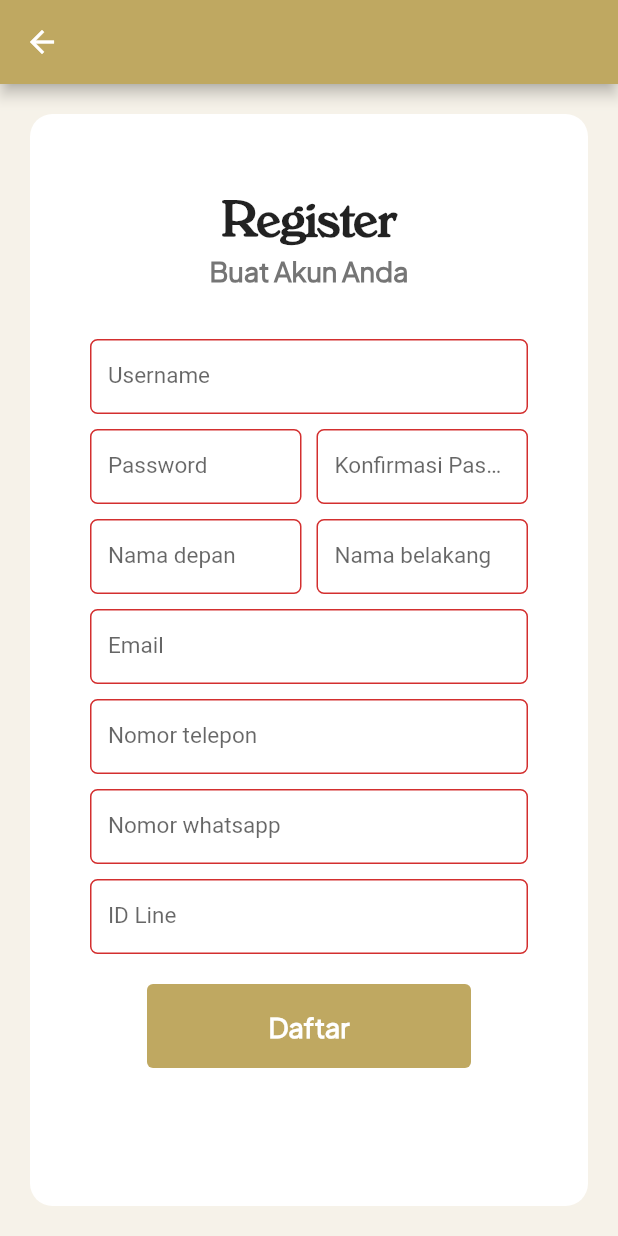
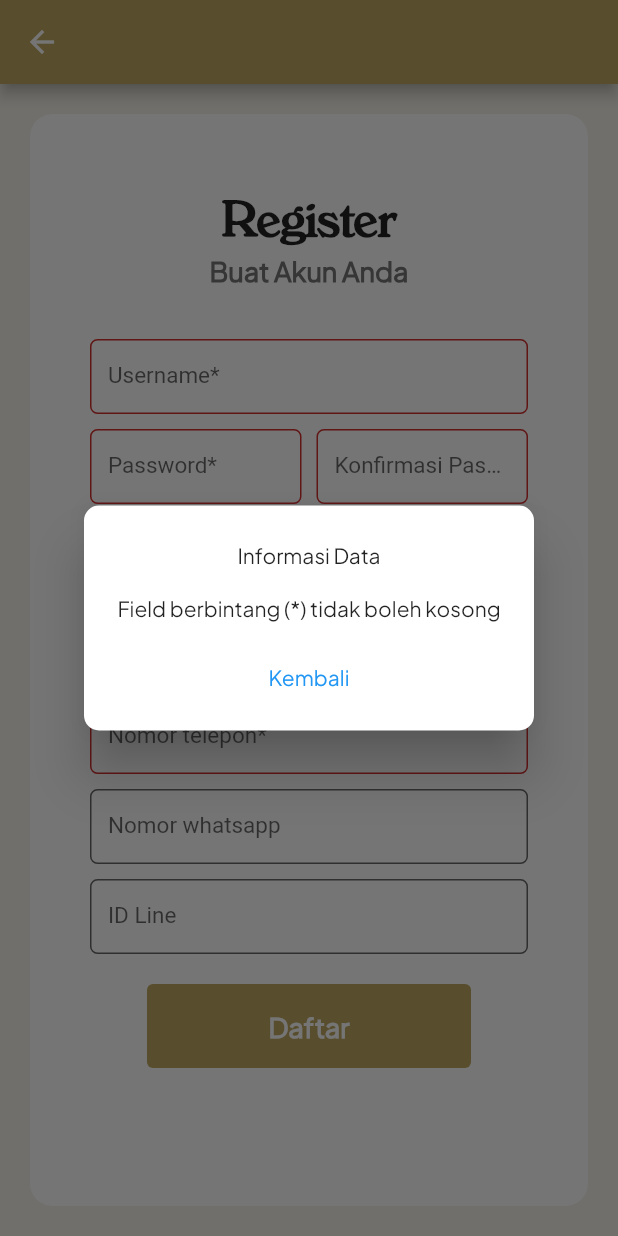
Before and after one commit to D10-PBP/Proyek-Akhir-Semester, a Flutter app: the RegisterPage screen opened directly, after a tap on "Daftar", on a phone screen of 412 x 824 dp. Run offline on Flutter 3.47's test engine with Material 2 defaults, Android fonts, the light colour scheme and no system bars; our stand-ins replace google_nav_bar; missing offline and left inert: pbp_django_auth; accounts and stored records are empty; Roboto replaces fonts that are missing (PlusJakarta').

Commit message:
Implement register functionality

```diff
--- /dev/null
+++ b/lib/fitur_autentikasi/models/register_user.dart
@@ -0,0 +1,35 @@
+class RegisterUser {
+  String username;
+  String password1;
+  String password2;
+  String first_name;
+  String last_name;
+  String email;
+  String telephone;
+  String whatsapp;
+  String line;
+
+  RegisterUser({
+    required this.username,
+    required this.password1,
+    required this.password2,
+    required this.first_name,
+    required this.last_name,
+    required this.email,
+    required this.telephone,
+    required this.whatsapp,
+    required this.line,
+  });
+
+  Map<String, dynamic> toJson() => {
+        'username': username,
+        'password1': password1,
+        'password2': password2,
+        'first_name': first_name,
+        'last_name': last_name,
+        'email': email,
+        'telephone': telephone,
+        'whatsapp': whatsapp,
+        'line': line,
+      };
+}
--- a/lib/fitur_autentikasi/pages/register.dart
+++ b/lib/fitur_autentikasi/pages/register.dart
@@ -3,7 +3,10 @@ import 'package:provider/provider.dart';
 import 'package:pbp_django_auth/pbp_django_auth.dart';
 import 'package:sayang_dibuang_mobile/core/theme/theme_color.dart';
 import 'package:sayang_dibuang_mobile/fitur_autentikasi/providers/loading.dart';
+import 'package:sayang_dibuang_mobile/fitur_autentikasi/utilities/auth.dart';
+import 'package:sayang_dibuang_mobile/fitur_autentikasi/utilities/dialog.dart';
 import 'package:sayang_dibuang_mobile/fitur_autentikasi/widgets/form_field.dart';
+import 'package:sayang_dibuang_mobile/fitur_autentikasi/models/register_user.dart';
 
 class RegisterPage extends StatelessWidget {
   const RegisterPage({super.key});
@@ -84,6 +87,23 @@ class RegisterForm extends StatefulWidget {
 class _RegisterFormState extends State<RegisterForm> {
   final _registerFormKey = GlobalKey<FormState>();
   bool isPasswordVisible = false;
+  late final RegisterUser registerUser;
+
+  @override
+  void initState() {
+    super.initState();
+
+    registerUser = RegisterUser(
+        username: username,
+        password1: password1,
+        password2: password2,
+        first_name: first_name,
+        last_name: last_name,
+        email: email,
+        telephone: telephone,
+        whatsapp: whatsapp,
+        line: line);
+  }
 
   String username = "";
   String password1 = "";
@@ -99,61 +119,70 @@ class _RegisterFormState extends State<RegisterForm> {
   double heightForm = 50;
 
   TextStyle errorStyle = const TextStyle(
-    color: Colors.transparent,
+    color: Colors.red,
     fontSize: 0.01,
   );
 
   void setUsername(String? value) {
     setState(() {
       username = value!;
+      registerUser.username = value;
     });
   }
 
   void setPassword1(String? value) {
     setState(() {
       password1 = value!;
+      registerUser.password1 = value;
     });
   }
 
   void setPassword2(String? value) {
     setState(() {
       password2 = value!;
+      registerUser.password2 = value;
     });
   }
 
   void setFirstname(String? value) {
     setState(() {
       first_name = value!;
+      registerUser.first_name = value;
     });
   }
 
   void setLastname(String? value) {
     setState(() {
       last_name = value!;
+      registerUser.last_name = value;
     });
   }
 
   void setEmail(String? value) {
     setState(() {
       email = value!;
+      registerUser.email = value;
     });
   }
 
   void setTelephone(String? value) {
     setState(() {
       telephone = value!;
+      registerUser.telephone = value;
     });
   }
 
   void setWhatsapp(String? value) {
     setState(() {
       whatsapp = value!;
+      registerUser.whatsapp = value;
     });
   }
 
   void setLine(String? value) {
     setState(() {
       line = value!;
+      registerUser.line = value;
     });
   }
 
@@ -181,7 +210,7 @@ class _RegisterFormState extends State<RegisterForm> {
               width: widthForm,
               height: heightForm,
               child: TextFormFieldAuth(
-                placeholder: "Username",
+                placeholder: "Username*",
                 setFieldState: setUsername,
                 validator: validator,
                 errorStyle: errorStyle,
@@ -195,7 +224,7 @@ class _RegisterFormState extends State<RegisterForm> {
                 children: [
                   Expanded(
                     child: TextFormFieldAuth(
-                      placeholder: "Password",
+                      placeholder: "Password*",
                       obscureText: true,
                       setFieldState: setPassword1,
                       validator: validator,
@@ -207,7 +236,7 @@ class _RegisterFormState extends State<RegisterForm> {
                   ),
                   Expanded(
                     child: TextFormFieldAuth(
-                      placeholder: "Konfirmasi Password",
+                      placeholder: "Konfirmasi Password*",
                       obscureText: true,
                       setFieldState: setPassword2,
                       validator: validator,
@@ -225,7 +254,7 @@ class _RegisterFormState extends State<RegisterForm> {
                 children: [
                   Expanded(
                     child: TextFormFieldAuth(
-                      placeholder: "Nama depan",
+                      placeholder: "Nama depan*",
                       setFieldState: setFirstname,
                       validator: validator,
                       errorStyle: errorStyle,
@@ -236,7 +265,6 @@ class _RegisterFormState extends State<RegisterForm> {
                     child: TextFormFieldAuth(
                       placeholder: "Nama belakang",
                       setFieldState: setLastname,
-                      validator: validator,
                       errorStyle: errorStyle,
                     ),
                   ),
@@ -248,7 +276,7 @@ class _RegisterFormState extends State<RegisterForm> {
               width: widthForm,
               height: heightForm,
               child: TextFormFieldAuth(
-                placeholder: "Email",
+                placeholder: "Email*",
                 setFieldState: setEmail,
                 validator: validator,
                 hintText: "Ex: sayangdibuang@gmail.com",
@@ -260,7 +288,7 @@ class _RegisterFormState extends State<RegisterForm> {
               width: widthForm,
               height: heightForm,
               child: TextFormFieldAuth(
-                placeholder: "Nomor telepon",
+                placeholder: "Nomor telepon*",
                 setFieldState: setTelephone,
                 validator: validator,
                 hintText: "+62/62/08xxx",
@@ -274,7 +302,6 @@ class _RegisterFormState extends State<RegisterForm> {
               child: TextFormFieldAuth(
                 placeholder: "Nomor whatsapp",
                 setFieldState: setWhatsapp,
-                validator: validator,
                 hintText: "+62/62/08xxx",
                 errorStyle: errorStyle,
               ),
@@ -286,7 +313,6 @@ class _RegisterFormState extends State<RegisterForm> {
               child: TextFormFieldAuth(
                 placeholder: "ID Line",
                 setFieldState: setLine,
-                validator: validator,
                 errorStyle: errorStyle,
               ),
             ),
@@ -299,7 +325,18 @@ class _RegisterFormState extends State<RegisterForm> {
                 ),
                 onPressed: () async {
                   context.read<Loading>().toggleLoading();
-                  if (_registerFormKey.currentState!.validate()) {}
+                  if (_registerFormKey.currentState!.validate()) {
+                    final response =
+                        await register(mounted, request, registerUser);
+
+                    print(response);
+                    if (!mounted) return;
+                    myDialog(context, response);
+                  } else {
+                    myDialog(
+                        context, "Field berbintang (*) tidak boleh kosong");
+                  }
+
                   if (!mounted) return;
                   context.read<Loading>().toggleLoading();
                 },
```
Also changed, not shown: lib/fitur_autentikasi/utilities/auth.dart (+34 -9 lines).
